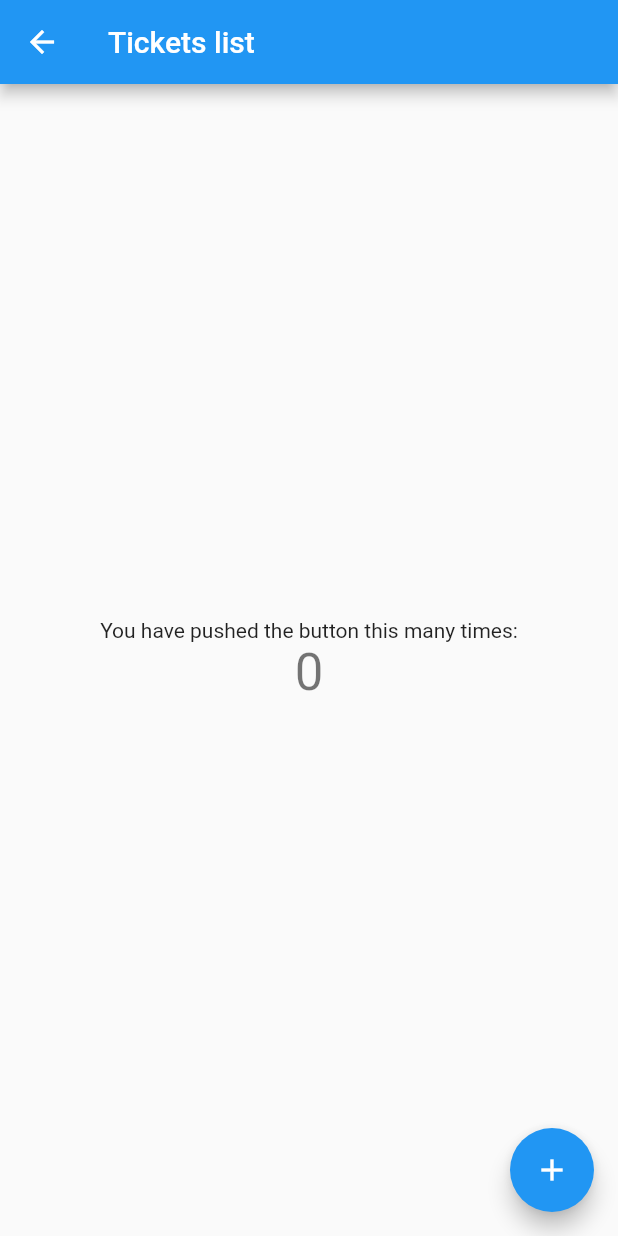
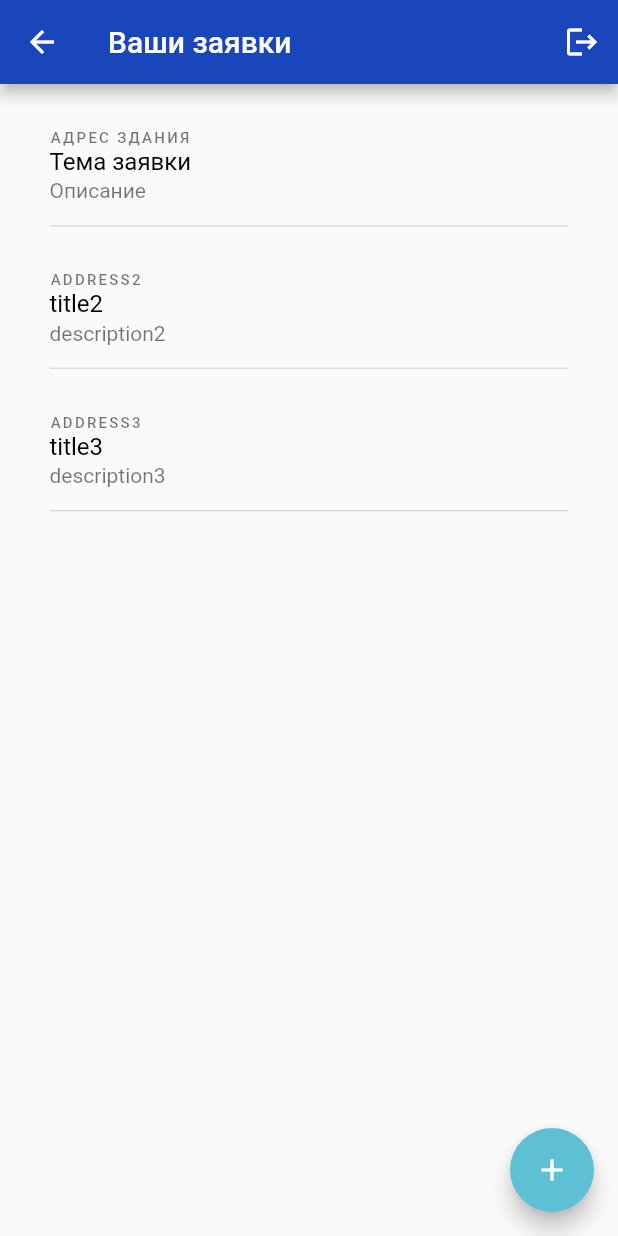
Before and after one commit to foreg/service_desk, a Flutter app: the HomePage screen opened by its route, on a phone screen of 412 x 824 dp. Run offline on Flutter 3.47's test engine with Material 2 defaults, Android fonts, the phone set to English and light mode, and no system bars; missing offline and left inert: onesignal_flutter; accounts and stored records are empty.

Commit message:
auth & home design

```diff
--- a/lib/auth/auth_repository.dart
+++ b/lib/auth/auth_repository.dart
@@ -19,6 +19,10 @@ class FailureAuthEvent extends AuthEvent {
   final String error;
 }
 
+class LogoutAuthEvent extends AuthEvent {
+  const LogoutAuthEvent();
+}
+
 class AuthRepository {
   final _controller = StreamController<AuthEvent>();
   final _api = APIManager();
@@ -35,6 +39,10 @@ class AuthRepository {
     }
   }
 
+  Future<void> logout() async {
+    _controller.add(const LogoutAuthEvent());
+  }
+
   void dispose() {
     _controller.close();
   }
--- a/lib/auth/auth_state.dart
+++ b/lib/auth/auth_state.dart
@@ -29,7 +29,13 @@ class AuthState extends ChangeNotifier {
       _updateState(user: event.user, error: null);
     } else if (event is FailureAuthEvent) {
       _updateState(user: null, error: event.error);
+    } else if (event is LogoutAuthEvent) {
+      _updateState(user: null, error: null);
     }
+  }
+
+  Future<void> logout() {
+    return _authRepository.logout();
   }
 
   void _updateState({User? user, String? error}) {
--- a/lib/home/home_page.dart
+++ b/lib/home/home_page.dart
@@ -1,4 +1,8 @@
 import 'package:flutter/material.dart';
+import 'package:provider/provider.dart';
+import 'package:service_desk/auth/auth_page.dart';
+import 'package:service_desk/auth/auth_state.dart';
+import 'package:service_desk/home/ticket_mock.dart';
 
 class HomePage extends StatefulWidget {
   const HomePage({Key? key}) : super(key: key);
@@ -10,39 +14,87 @@ class HomePage extends StatefulWidget {
 }
 
 class _MyHomePageState extends State<HomePage> {
-  int _counter = 0;
+  AuthState? authState;
 
-  void _incrementCounter() {
-    setState(() {
-      _counter++;
-    });
+  @override
+  void didChangeDependencies() {
+    authState ??= Provider.of<AuthState>(context)
+      ..addListener(_onAuthStateChange);
+    super.didChangeDependencies();
+  }
+
+  @override
+  void dispose() {
+    authState?.removeListener(_onAuthStateChange);
+    super.dispose();
   }
 
   @override
   Widget build(BuildContext context) {
     return Scaffold(
       appBar: AppBar(
-        title: const Text('Tickets list'),
+        title: const Text('Ваши заявки'),
+        actions: [
+          IconButton(
+            onPressed: _logout,
+            icon: const Icon(Icons.logout),
+          )
+        ],
       ),
-      body: Center(
-        child: Column(
-          mainAxisAlignment: MainAxisAlignment.center,
-          children: <Widget>[
-            const Text(
-              'You have pushed the button this many times:',
+      body: ListView.builder(
+        itemCount: ticketsMock.length,
+        itemBuilder: (context, index) => InkWell(
+          onTap: () => {},
+          child: Padding(
+            padding: const EdgeInsets.symmetric(horizontal: 33),
+            child: Column(
+              crossAxisAlignment: CrossAxisAlignment.start,
+              children: [
+                const SizedBox(height: 30),
+                Text(
+                  ticketsMock[index].address.toUpperCase(),
+                  style: const TextStyle(
+                    color: Colors.black54,
+                    letterSpacing: 1.5,
+                    fontSize: 10,
+                    fontWeight: FontWeight.w500,
+                  ),
+                ),
+                Text(
+                  ticketsMock[index].title,
+                  style: const TextStyle(color: Colors.black, fontSize: 16),
+                ),
+                const SizedBox(height: 2),
+                Text(
+                  ticketsMock[index].description,
+                  style: const TextStyle(color: Colors.black54, fontSize: 14),
+                ),
+                const SizedBox(height: 15),
+                const Divider(height: 1, thickness: 1),
+              ],
             ),
-            Text(
-              '$_counter',
-              style: Theme.of(context).textTheme.headline4,
-            ),
-          ],
+          ),
         ),
       ),
       floatingActionButton: FloatingActionButton(
-        onPressed: _incrementCounter,
+        onPressed: _onAddTap,
         tooltip: 'Increment',
         child: const Icon(Icons.add),
       ),
     );
   }
+
+  void _onAuthStateChange() {
+    if (!(authState?.isLoggedIn ?? true)) {
+      Navigator.of(context).pushReplacementNamed(AuthPage.routeName);
+    }
+  }
+
+  void _onAddTap() {
+    //
+  }
+
+  void _logout() {
+    authState?.logout();
+  }
 }
--- /dev/null
+++ b/lib/home/ticket_mock.dart
@@ -0,0 +1,21 @@
+class TicketMock {
+  final String address;
+  final String title;
+  final String description;
+
+  TicketMock(
+    this.address,
+    this.title,
+    this.description,
+  );
+}
+
+final ticketsMock = [
+  ['Адрес здания', 'Тема заявки', 'Описание'],
+  ['address2', 'title2', 'description2'],
+  ['address3', 'title3', 'description3'],
+]
+    .map(
+      (e) => TicketMock(e[0], e[1], e[2]),
+    )
+    .toList();
--- a/lib/main.dart
+++ b/lib/main.dart
@@ -6,6 +6,7 @@
 import 'package:service_desk/core/notification_manager.dart';
 import 'package:service_desk/core/api_manager.dart';
 import 'package:service_desk/home/home_page.dart';
+import 'package:service_desk/theme.dart';
 
 void main() async {
   WidgetsFlutterBinding.ensureInitialized();
@@ -29,9 +30,7 @@
   Widget build(BuildContext context) {
     return MaterialApp(
       title: 'Flutter Demo',
-      theme: ThemeData(
-        primarySwatch: Colors.blue,
-      ),
+      theme: theme,
       initialRoute: AuthPage.routeName,
       routes: {
         AuthPage.routeName: (context) => const AuthPage(),
--- /dev/null
+++ b/lib/theme.dart
@@ -0,0 +1,23 @@
+import 'package:flutter/material.dart';
+
+const primaryColor = Color(0xFF1946BA);
+const accentColor = Color(0xFF5EC0D5);
+
+final theme = ThemeData(
+  primaryColor: primaryColor,
+  appBarTheme: const AppBarTheme(color: primaryColor),
+  floatingActionButtonTheme:
+      const FloatingActionButtonThemeData(backgroundColor: accentColor),
+  textTheme: const TextTheme(
+    headline3: TextStyle(fontSize: 36, fontWeight: FontWeight.w900),
+    bodyText2: TextStyle(fontSize: 18),
+  ).apply(
+    bodyColor: primaryColor,
+    displayColor: primaryColor,
+  ),
+  elevatedButtonTheme: ElevatedButtonThemeData(
+    style: ElevatedButton.styleFrom(
+      primary: primaryColor,
+    ),
+  ),
+);
```
Also changed, not shown: lib/auth/auth_page.dart (+69 -14 lines).
